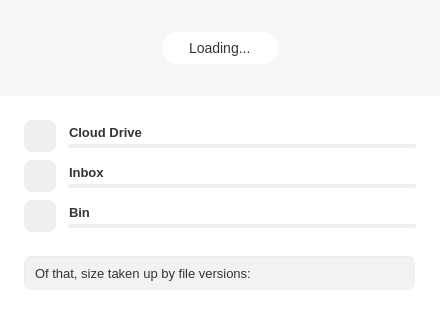
Qt form src/MEGASync/gui/linux/AccountDetailsDialog.ui (meganz/MEGAsync) before a commit.
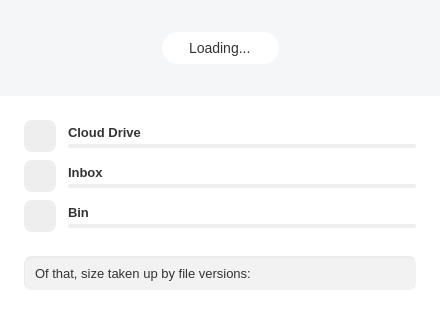
The same form after that commit. Icons and pictures are not drawn. Custom widgets are drawn as their Qt base class.

The edit to the form file:
```diff
--- a/src/MEGASync/gui/linux/AccountDetailsDialog.ui
+++ b/src/MEGASync/gui/linux/AccountDetailsDialog.ui
@@ -52,19 +52,21 @@
   color: #333333;
   font-size: 13px;
   font-weight: bold;
+}
+
+#lStorage, #lTransfer
+{
   qproperty-alignment: 'AlignLeft | AlignVCenter';
 }
 
+#lCloudDrive, #lInbox, #lRubbish
+{
+    qproperty-alignment: 'AlignLeft | AlignBottom';
+}
+
 #wCloudDrive, #wRubbish, #wInbox
 {
-    height: 32px;
-    max-height: 32px;
-    min-height: 32px;
-}
-
-#wCloudDrive, #wRubbish, #wInbox, QProgressBar, #lUsedCloudDrive, #lUsedInbox,  #lUsedRubbish, #lUsedByVersions
-{
-    margin-right: 24px;
+    border: 0px;
 }
 
 #lStorage, #lTransfer, #lUsedStorage, #lUsedTransfer
@@ -77,32 +79,22 @@
     padding-bottom: 4px;
 }
 
-#lCloudDrive, #lInbox, #lRubbish
-{
-    margin-left: 10px;
-    qproperty-alignment: 'AlignLeft | AlignBottom';
-}
-
-QProgressBar
-{
-    margin-left: 12px;
-}
-
 #lUsedCloudDrive, #lUsedInbox,  #lUsedRubbish, #lUsedByVersions
 {
   color: #333333;
   font-size: 13px;
-  padding-right: 4px;
 }
 
 #lUsedCloudDrive, #lUsedInbox,  #lUsedRubbish
 {
     qproperty-alignment: 'AlignRight | AlignBottom';
+    padding-right: 4px;
 }
 
 #lUsedByVersions
 {
     qproperty-alignment: 'AlignRight | AlignVCenter';
+    padding-right: 8px;
 }
 
 #wDetailedUsage
@@ -157,16 +149,8 @@
 
 #wDetailedUsage QPushButton
 {
-    margin-left: 24px;
-    height: 32px;
-    width: 32px;
-    min-width: 32px;
-    min-height: 32px;
-    max-width: 32px;
-    max-height: 32px;
     border-radius: 8px;
     background-color: #EEEEEE;
-    qproperty-iconSize: 24px;
 }
 
 #bCloudDrive
@@ -233,7 +217,7 @@
     background-color: #F2F2F2;
     border-radius: 8px;
     margin-left: 24px;
-    margin-right: 24px;
+    margin-right: 23px;
     margin-bottom: 26px;
     height: 32px;
     max-height: 32px;
@@ -248,15 +232,9 @@
 {
     color: #333333;
     font-size: 13px;
-    margin-left: 24px;
     padding-left: 8px;
 }
 
-#wSizeVersions QLabel
-{
-    margin-bottom: 26px;
-}
-
 #AccountDetailsDialog[loading=true]  #sHeader
 {
     /* Loading page */
@@ -281,7 +259,7 @@
     qproperty-currentIndex: 1;
 }
 
-#sStorage, #sTransfer
+#pStorageAndTransferUsage #sStorage, #sTransfer
 {
     height: 52px;
     width: 56px;
@@ -724,22 +702,40 @@
        <number>8</number>
       </property>
       <property name="leftMargin">
-       <number>0</number>
+       <number>24</number>
       </property>
       <property name="topMargin">
        <number>24</number>
       </property>
       <property name="rightMargin">
-       <number>0</number>
+       <number>24</number>
       </property>
       <property name="bottomMargin">
        <number>24</number>
       </property>
       <item>
        <widget class="QWidget" name="wCloudDrive" native="true">
+        <property name="sizePolicy">
+         <sizepolicy hsizetype="Preferred" vsizetype="Fixed">
+          <horstretch>0</horstretch>
+          <verstretch>0</verstretch>
+         </sizepolicy>
+        </property>
+        <property name="minimumSize">
+         <size>
+          <width>0</width>
+          <height>32</height>
+         </size>
+        </property>
+        <property name="maximumSize">
+         <size>
+          <width>16777215</width>
+          <height>32</height>
+         </size>
+        </property>
         <layout class="QHBoxLayout" name="horizontalLayout">
          <property name="spacing">
-          <number>0</number>
+          <number>12</number>
          </property>
          <property name="leftMargin">
           <number>0</number>
@@ -754,7 +750,32 @@
           <number>0</number>
          </property>
          <item>
-          <widget class="QPushButton" name="bCloudDrive"/>
+          <widget class="QPushButton" name="bCloudDrive">
+           <property name="sizePolicy">
+            <sizepolicy hsizetype="Fixed" vsizetype="Fixed">
+             <horstretch>0</horstretch>
+             <verstretch>0</verstretch>
+            </sizepolicy>
+           </property>
+           <property name="minimumSize">
+            <size>
+             <width>32</width>
+             <height>32</height>
+            </size>
+           </property>
+           <property name="maximumSize">
+            <size>
+             <width>32</width>
+             <height>32</height>
+            </size>
+           </property>
+           <property name="iconSize">
+            <size>
+             <width>24</width>
+             <height>24</height>
+            </size>
+           </property>
+          </widget>
          </item>
          <item>
           <layout class="QVBoxLayout" name="verticalLayout">
@@ -795,9 +816,27 @@
       </item>
       <item>
        <widget class="QWidget" name="wInbox" native="true">
+        <property name="sizePolicy">
+         <sizepolicy hsizetype="Preferred" vsizetype="Fixed">
+          <horstretch>0</horstretch>
+          <verstretch>0</verstretch>
+         </sizepolicy>
+        </property>
+        <property name="minimumSize">
+         <size>
+          <width>0</width>
+          <height>32</height>
+         </size>
+        </property>
+        <property name="maximumSize">
+         <size>
+          <width>16777215</width>
+          <height>32</height>
+         </size>
+        </property>
         <layout class="QHBoxLayout" name="horizontalLayout_21">
          <property name="spacing">
-          <number>0</number>
+          <number>12</number>
          </property>
          <property name="leftMargin">
           <number>0</number>
@@ -812,7 +851,32 @@
           <number>0</number>
          </property>
          <item>
-          <widget class="QPushButton" name="bInbox"/>
+          <widget class="QPushButton" name="bInbox">
+           <property name="sizePolicy">
+            <sizepolicy hsizetype="Fixed" vsizetype="Fixed">
+             <horstretch>0</horstretch>
+             <verstretch>0</verstretch>
+            </sizepolicy>
+           </property>
+           <property name="minimumSize">
+            <size>
+             <width>32</width>
+             <height>32</height>
+            </size>
+           </property>
+           <property name="maximumSize">
+            <size>
+             <width>32</width>
+             <height>32</height>
+            </size>
+           </property>
+           <property name="iconSize">
+            <size>
+             <width>24</width>
+             <height>24</height>
+            </size>
+           </property>
+          </widget>
          </item>
          <item>
           <layout class="QVBoxLayout" name="verticalLayout_20">
@@ -853,9 +917,27 @@
       </item>
       <item>
        <widget class="QWidget" name="wRubbish" native="true">
+        <property name="sizePolicy">
+         <sizepolicy hsizetype="Preferred" vsizetype="Fixed">
+          <horstretch>0</horstretch>
+          <verstretch>0</verstretch>
+         </sizepolicy>
+        </property>
+        <property name="minimumSize">
+         <size>
+          <width>0</width>
+          <height>32</height>
+         </size>
+        </property>
+        <property name="maximumSize">
+         <size>
+          <width>16777215</width>
+          <height>32</height>
+         </size>
+        </property>
         <layout class="QHBoxLayout" name="horizontalLayout_7">
          <property name="spacing">
-          <number>0</number>
+          <number>12</number>
          </property>
          <property name="leftMargin">
           <number>0</number>
@@ -870,7 +952,32 @@
           <number>0</number>
          </property>
          <item>
-          <widget class="QPushButton" name="bRubbish"/>
+          <widget class="QPushButton" name="bRubbish">
+           <property name="sizePolicy">
+            <sizepolicy hsizetype="Fixed" vsizetype="Fixed">
+             <horstretch>0</horstretch>
+             <verstretch>0</verstretch>
+            </sizepolicy>
+           </property>
+           <property name="minimumSize">
+            <size>
+             <width>32</width>
+             <height>32</height>
+            </size>
+           </property>
+           <property name="maximumSize">
+            <size>
+             <width>32</width>
+             <height>32</height>
+            </size>
+           </property>
+           <property name="iconSize">
+            <size>
+             <width>24</width>
+             <height>24</height>
+            </size>
+           </property>
+          </widget>
          </item>
          <item>
           <layout class="QVBoxLayout" name="verticalLayout_3">
@@ -919,16 +1026,16 @@
        <number>0</number>
       </property>
       <property name="leftMargin">
-       <number>0</number>
+       <number>24</number>
       </property>
       <property name="topMargin">
        <number>0</number>
       </property>
       <property name="rightMargin">
-       <number>0</number>
+       <number>24</number>
       </property>
       <property name="bottomMargin">
-       <number>0</number>
+       <number>26</number>
       </property>
       <item>
        <widget class="QLabel" name="lVersions">
```
